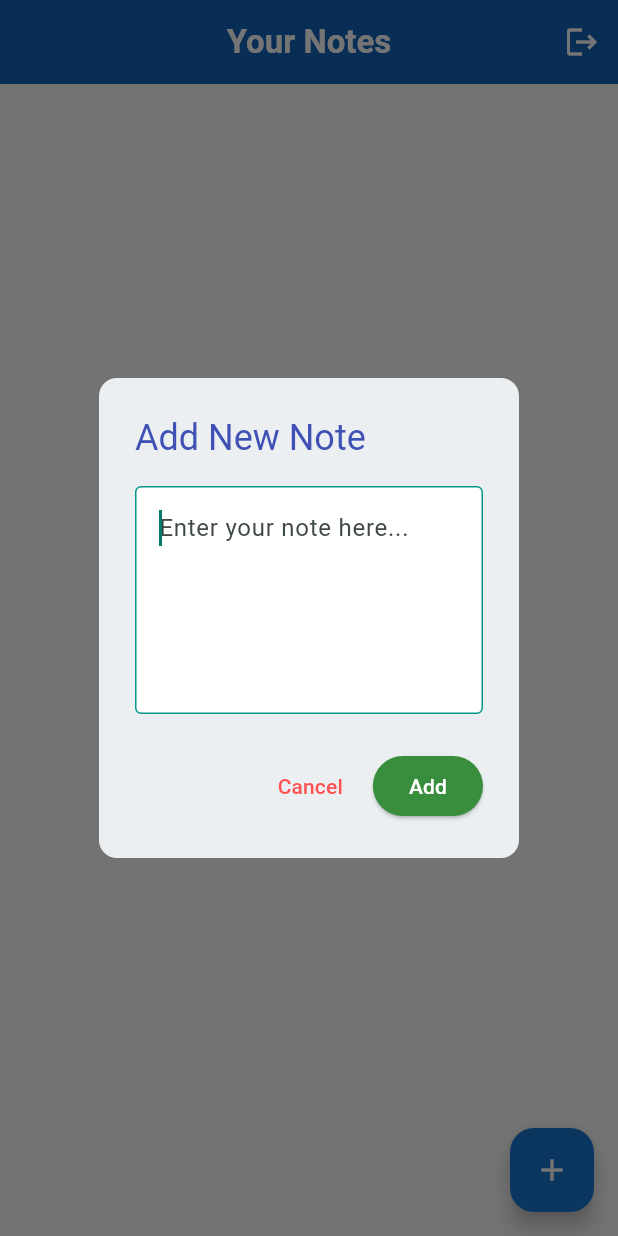
After one commit to ernesteNtezirizaza/notes_app, a Flutter app: the screen it shows once a user with an empty profile is signed in, after a tap on the "add" icon, on a phone screen of 412 x 824 dp. The commit adds this screen. Run offline on Flutter 3.47's test engine with Material 3 defaults, Android fonts, the phone set to English and light mode, and no system bars; our stand-ins replace cloud_firestore, firebase_auth, firebase_core; accounts and stored records are empty; generated files the repository leaves out were written again.

Commit message:
feat: add dialog widgets for creating, editing, and deleting notes.

```diff
--- a/lib/main.dart
+++ b/lib/main.dart
@@ -1,122 +1,84 @@
+import 'package:firebase_core/firebase_core.dart';
 import 'package:flutter/material.dart';
+import 'package:provider/provider.dart';
+import 'firebase_options.dart';
+import 'providers/auth_provider.dart';
+import 'providers/note_provider.dart';
+import 'widgets/auth_wrapper.dart';
 
-void main() {
+/// Main function - Entry point of the Flutter application
+/// Initializes Firebase and runs the app
+void main() async {
+  // Ensure Flutter widgets are properly initialized before running the app
+  WidgetsFlutterBinding.ensureInitialized();
+
+  // Initialize Firebase with platform-specific configuration
+  await Firebase.initializeApp(
+    options: DefaultFirebaseOptions.currentPlatform,
+  );
+
+  // Run the application with MyApp as the root widget
   runApp(const MyApp());
 }
 
+/// The root widget of the application
+/// Sets up providers and the basic app structure
 class MyApp extends StatelessWidget {
   const MyApp({super.key});
 
-  // This widget is the root of your application.
   @override
   Widget build(BuildContext context) {
-    return MaterialApp(
-      title: 'Flutter Demo',
-      theme: ThemeData(
-        // This is the theme of your application.
-        //
-        // TRY THIS: Try running your application with "flutter run". You'll see
-        // the application has a purple toolbar. Then, without quitting the app,
-        // try changing the seedColor in the colorScheme below to Colors.green
-        // and then invoke "hot reload" (save your changes or press the "hot
-        // reload" button in a Flutter-supported IDE, or press "r" if you used
-        // the command line to start the app).
-        //
-        // Notice that the counter didn't reset back to zero; the application
-        // state is not lost during the reload. To reset the state, use hot
-        // restart instead.
-        //
-        // This works for code too, not just values: Most code changes can be
-        // tested with just a hot reload.
-        colorScheme: ColorScheme.fromSeed(seedColor: Colors.deepPurple),
+    // Using MultiProvider to make multiple providers available throughout the app
+    return MultiProvider(
+      providers: [
+        // Provider for authentication state management
+        ChangeNotifierProvider(create: (_) => AuthProvider()),
+
+        // Provider for notes data management
+        ChangeNotifierProvider(create: (_) => NotesProvider()),
+      ],
+      child: MaterialApp(
+        title: 'Notes App', // Application title
+
+        // Custom theme configuration with updated color scheme
+        theme: ThemeData(
+          // New color scheme with teal as the primary color
+          colorScheme: ColorScheme.fromSeed(
+            seedColor: Colors.teal,
+            brightness: Brightness.light,
+            // Extended color palette
+            primary: Colors.teal.shade700,
+            secondary: Colors.amber.shade600,
+            surface: Colors.grey.shade50,
+            background: Colors.teal.shade50,
+          ),
+
+          // Enable Material 3 design features
+          useMaterial3: true,
+
+          // Custom app bar theme
+          appBarTheme: const AppBarTheme(
+            centerTitle: true,
+            elevation: 2,
+            titleTextStyle: TextStyle(
+              fontSize: 22,
+              fontWeight: FontWeight.bold,
+            ),
+          ),
+
+          // Custom floating action button theme
+          floatingActionButtonTheme: FloatingActionButtonThemeData(
+            backgroundColor: Colors.teal.shade700,
+            foregroundColor: Colors.white,
+          ),
+        ),
+
+        // AuthWrapper handles authentication state and displays appropriate screen
+        home: const AuthWrapper(),
+
+        // Disable the debug banner in release mode
+        debugShowCheckedModeBanner: false,
       ),
-      home: const MyHomePage(title: 'Flutter Demo Home Page'),
     );
   }
 }
-
-class MyHomePage extends StatefulWidget {
-  const MyHomePage({super.key, required this.title});
-
-  // This widget is the home page of your application. It is stateful, meaning
-  // that it has a State object (defined below) that contains fields that affect
-  // how it looks.
-
-  // This class is the configuration for the state. It holds the values (in this
-  // case the title) provided by the parent (in this case the App widget) and
-  // used by the build method of the State. Fields in a Widget subclass are
-  // always marked "final".
-
-  final String title;
-
-  @override
-  State<MyHomePage> createState() => _MyHomePageState();
-}
-
-class _MyHomePageState extends State<MyHomePage> {
-  int _counter = 0;
-
-  void _incrementCounter() {
-    setState(() {
-      // This call to setState tells the Flutter framework that something has
-      // changed in this State, which causes it to rerun the build method below
-      // so that the display can reflect the updated values. If we changed
-      // _counter without calling setState(), then the build method would not be
-      // called again, and so nothing would appear to happen.
-      _counter++;
-    });
-  }
-
-  @override
-  Widget build(BuildContext context) {
-    // This method is rerun every time setState is called, for instance as done
-    // by the _incrementCounter method above.
-    //
-    // The Flutter framework has been optimized to make rerunning build methods
-    // fast, so that you can just rebuild anything that needs updating rather
-    // than having to individually change instances of widgets.
-    return Scaffold(
-      appBar: AppBar(
-        // TRY THIS: Try changing the color here to a specific color (to
-        // Colors.amber, perhaps?) and trigger a hot reload to see the AppBar
-        // change color while the other colors stay the same.
-        backgroundColor: Theme.of(context).colorScheme.inversePrimary,
-        // Here we take the value from the MyHomePage object that was created by
-        // the App.build method, and use it to set our appbar title.
-        title: Text(widget.title),
-      ),
-      body: Center(
-        // Center is a layout widget. It takes a single child and positions it
-        // in the middle of the parent.
-        child: Column(
-          // Column is also a layout widget. It takes a list of children and
-          // arranges them vertically. By default, it sizes itself to fit its
-          // children horizontally, and tries to be as tall as its parent.
-          //
-          // Column has various properties to control how it sizes itself and
-          // how it positions its children. Here we use mainAxisAlignment to
-          // center the children vertically; the main axis here is the vertical
-          // axis because Columns are vertical (the cross axis would be
-          // horizontal).
-          //
-          // TRY THIS: Invoke "debug painting" (choose the "Toggle Debug Paint"
-          // action in the IDE, or press "p" in the console), to see the
-          // wireframe for each widget.
-          mainAxisAlignment: MainAxisAlignment.center,
-          children: <Widget>[
-            const Text('You have pushed the button this many times:'),
-            Text(
-              '$_counter',
-              style: Theme.of(context).textTheme.headlineMedium,
-            ),
-          ],
-        ),
-      ),
-      floatingActionButton: FloatingActionButton(
-        onPressed: _incrementCounter,
-        tooltip: 'Increment',
-        child: const Icon(Icons.add),
-      ), // This trailing comma makes auto-formatting nicer for build methods.
-    );
-  }
-}
--- /dev/null
+++ b/lib/widgets/add_note_dialog.dart
@@ -0,0 +1,88 @@
+import 'package:flutter/material.dart';
+import '../utils/validators.dart';
+
+/// A dialog widget for adding new notes.
+///
+/// This dialog provides a form with a text field for entering note content
+/// and includes validation, submission, and cancellation functionality.
+class AddNoteDialog extends StatefulWidget {
+  const AddNoteDialog({super.key});
+
+  @override
+  State<AddNoteDialog> createState() => _AddNoteDialogState();
+}
+
+class _AddNoteDialogState extends State<AddNoteDialog> {
+  // Form key for validating the note input
+  final _formKey = GlobalKey<FormState>();
+
+  // Controller for managing the text input
+  final _textController = TextEditingController();
+
+  @override
+  void dispose() {
+    // Clean up the controller when the widget is disposed
+    _textController.dispose();
+    super.dispose();
+  }
+
+  /// Handles form submission when the "Add" button is pressed
+  void _submit() {
+    // Validate the form and if valid, return the trimmed note text
+    if (_formKey.currentState!.validate()) {
+      Navigator.of(context).pop(_textController.text.trim());
+    }
+  }
+
+  @override
+  Widget build(BuildContext context) {
+    return AlertDialog(
+      backgroundColor: Colors.blueGrey[50], // Light blue-grey background
+      title: const Text(
+        'Add New Note',
+        style: TextStyle(color: Colors.indigo), // Indigo text color for title
+      ),
+      content: Form(
+        key: _formKey,
+        child: TextFormField(
+          controller: _textController,
+          maxLines: 5, // Multi-line text input
+          autofocus: true, // Auto-focus on the text field when dialog opens
+          validator: Validators.validateNoteText, // Input validation
+          decoration: InputDecoration(
+            hintText: 'Enter your note here...',
+            border: const OutlineInputBorder(),
+            filled: true,
+            fillColor: Colors.white, // White background for text field
+            focusedBorder: const OutlineInputBorder(
+              borderSide: BorderSide(color: Colors.teal), // Teal focus border
+            ),
+          ),
+          style: const TextStyle(color: Colors.black87), // Dark text color
+        ),
+      ),
+      actions: [
+        // Cancel button
+        TextButton(
+          onPressed: () => Navigator.of(context).pop(),
+          child: const Text(
+            'Cancel',
+            style: TextStyle(color: Colors.redAccent), // Red cancel button
+          ),
+        ),
+        // Add button
+        ElevatedButton(
+          onPressed: _submit,
+          style: ElevatedButton.styleFrom(
+            backgroundColor: Colors.green[700], // Dark green button
+            foregroundColor: Colors.white, // White text
+          ),
+          child: const Text('Add'),
+        ),
+      ],
+      shape: RoundedRectangleBorder(
+        borderRadius: BorderRadius.circular(12.0), // Rounded corners
+      ),
+    );
+  }
+}
--- /dev/null
+++ b/lib/widgets/auth_wrapper.dart
@@ -0,0 +1,31 @@
+import 'package:flutter/material.dart';
+import 'package:provider/provider.dart';
+import '../providers/auth_provider.dart';
+import '../screens/login_screen.dart';
+import '../screens/notes_screen.dart';
+
+/// A stateless widget that acts as a gatekeeper for the application's screens
+/// based on the user's authentication status.
+///
+/// This widget uses the [AuthProvider] to determine if the user is authenticated.
+/// If authenticated, it shows the [NotesScreen], otherwise it shows the [LoginScreen].
+class AuthWrapper extends StatelessWidget {
+  const AuthWrapper({super.key});
+
+  @override
+  Widget build(BuildContext context) {
+    // Using the Consumer widget to listen to changes in the AuthProvider
+    return Consumer<AuthProvider>(
+      builder: (context, authProvider, child) {
+        // Checking the authentication status from the AuthProvider
+        if (authProvider.isAuthenticated) {
+          // If user is authenticated, navigate to the NotesScreen
+          return const NotesScreen();
+        } else {
+          // If user is not authenticated, show the LoginScreen
+          return const LoginScreen();
+        }
+      },
+    );
+  }
+}
```
Also changed, not shown: lib/widgets/delete_confirmation_dialog.dart (added, +76 -0 lines), lib/widgets/edit_note_dialog.dart (added, +94 -0 lines).
